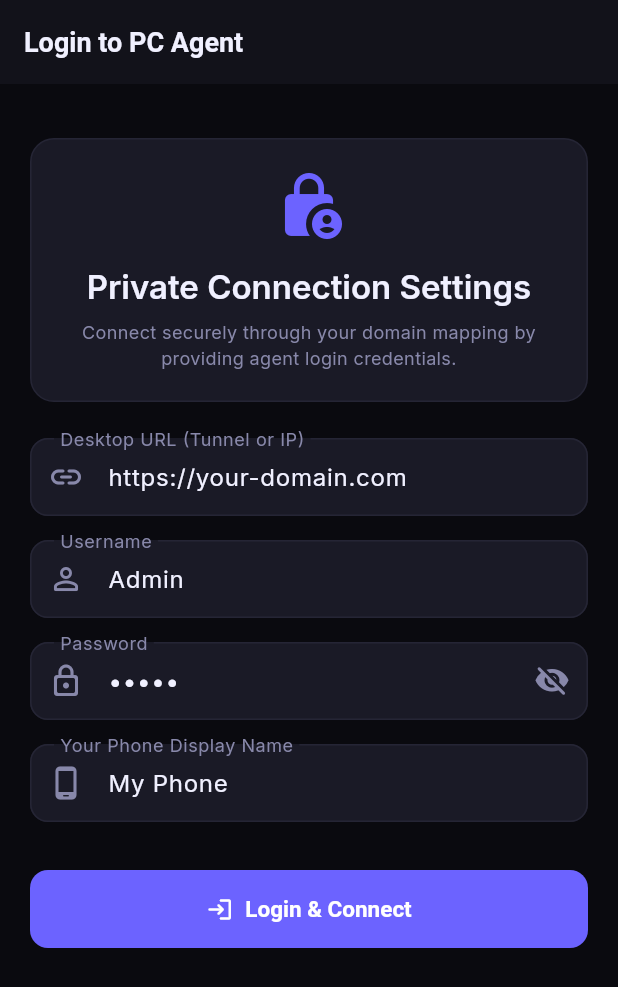
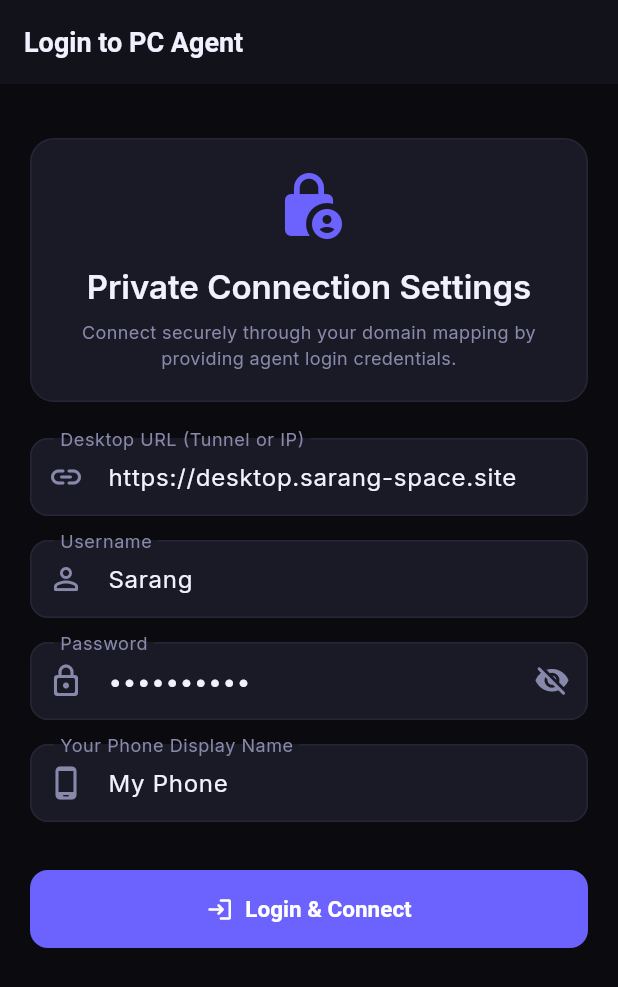
Before and after one commit to Saarangggg/remote-access, a Flutter app: the PairingScreen screen opened by its route, on a phone screen of 412 x 824 dp. Shown: the top 987 px of the screen. Run offline on Flutter 3.47's test engine with Material 3 defaults, Android fonts, the phone set to English and light mode, and no system bars; drawn by our look-alikes of flutter_animate; our stand-ins replace dio, file_picker, flutter_local_notifications, flutter_riverpod, go_router, google_fonts and 3 more; accounts and stored records are empty.

```diff
--- a/mobile-app/lib/features/pairing/pairing_screen.dart
+++ b/mobile-app/lib/features/pairing/pairing_screen.dart
@@ -19,13 +19,13 @@
 class _PairingScreenState extends ConsumerState<PairingScreen> {
   final _formKey = GlobalKey<FormState>();
   final _urlController = TextEditingController(
-    text: const String.fromEnvironment('DEFAULT_URL',  defaultValue: 'https://your-domain.com' ),
+    text: const String.fromEnvironment('DEFAULT_URL',  defaultValue: 'https://desktop.sarang-space.site' ),
   );
   final _usernameController = TextEditingController(
-    text: const String.fromEnvironment('DEFAULT_USER', defaultValue: 'Admin'),
+    text: const String.fromEnvironment('DEFAULT_USER', defaultValue: 'Sarang'),
   );
   final _passwordController = TextEditingController(
-    text: const String.fromEnvironment('DEFAULT_PASSWORD', defaultValue: 'Admin'),
+    text: const String.fromEnvironment('DEFAULT_PASSWORD', defaultValue: 'Sarang@123'),
   );
   final _nameController = TextEditingController(text: 'My Phone');
   bool _isLoading = false;
```
